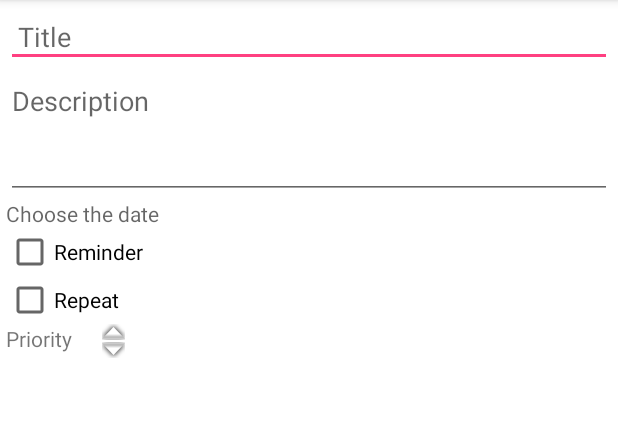
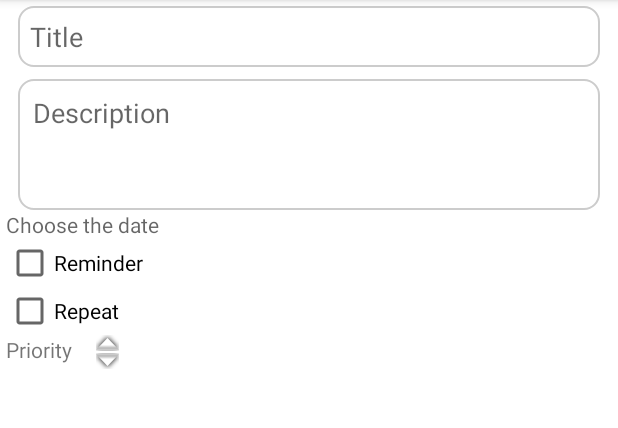
Before and after one commit to enisul/ToDoList, an Android app: the screen it shows after launch (MainActivity), after a tap on an icon or button, on a phone screen of 412 x 824 dp, the part 84-512 px from its top. Run offline under Robolectric (Android 15) with nearby library versions, the phone set to English and light mode, and no system bars; 8 statements that could not run were skipped.

```diff
--- a/app/src/main/java/com/example/user/todolist/adapter/TasksRecyclerAdapter.java
+++ b/app/src/main/java/com/example/user/todolist/adapter/TasksRecyclerAdapter.java
@@ -112,7 +112,7 @@ public class TasksRecyclerAdapter extends RecyclerView.Adapter<TaskItemViewHolde
     }
 
     public void removeTask(int position){
-        mTasksList.remove(position);
+        mTasksList.remove(mSelectedItemPosition);
         notifyDataSetChanged();
     }
 
--- a/app/src/main/java/com/example/user/todolist/fragments/ItemsListFragment.java
+++ b/app/src/main/java/com/example/user/todolist/fragments/ItemsListFragment.java
@@ -40,8 +40,9 @@ public class ItemsListFragment extends Fragment {
         }
 
         @Override
-        public void onTaskRemoved(Task task) {
+        public void onTaskRemoved(int position) {
 
+            mTaskListAdapter.removeTask(position);
         }
     };
 
--- a/app/src/main/res/layout/fragment_add_edit_item.xml
+++ b/app/src/main/res/layout/fragment_add_edit_item.xml
@@ -16,6 +16,8 @@
             android:layout_height="wrap_content"
             android:hint="@string/label_title"
             android:inputType="text"
+            android:layout_margin="@dimen/margin_normal"
+            android:background="@drawable/custom_borders"
             android:padding="@dimen/padding_normal"
             app:layout_constraintBottom_toTopOf="@id/save_edit_item_description"
             app:layout_constraintEnd_toEndOf="parent"
@@ -26,6 +28,8 @@
             android:id="@+id/save_edit_item_description"
             android:layout_width="0dp"
             android:layout_height="wrap_content"
+            android:layout_margin="@dimen/margin_normal"
+            android:background="@drawable/custom_borders"
             android:gravity="top"
             android:hint="@string/label_description"
             android:lines="3"
@@ -96,8 +100,8 @@
             android:id="@+id/save_edit_item_priority_count"
             android:layout_width="wrap_content"
             android:layout_height="wrap_content"
-            android:paddingLeft="10dp"
-            android:paddingRight="10dp"
+            android:paddingLeft="@dimen/padding_normal"
+            android:paddingRight="@dimen/padding_normal"
             app:layout_constraintLeft_toRightOf="@id/save_edit_item_priority"
             app:layout_constraintTop_toBottomOf="@id/save_edit_item_repeat_radio_group" />
 
--- a/app/src/main/res/layout/task_item_rv.xml
+++ b/app/src/main/res/layout/task_item_rv.xml
@@ -8,7 +8,8 @@
     android:layout_margin="@dimen/margin_small"
     android:elevation="4dp"
     android:padding="@dimen/padding_small"
-    android:background="@color/color_recyclerView_item">
+    android:background="@drawable/custom_borders"
+    >
 
     <android.support.v7.widget.AppCompatCheckBox
         android:layout_width="wrap_content"
```
Also changed, not shown: app/src/main/java/com/example/user/todolist/fragments/AddEditItemFragment.java (+65 -4 lines).
